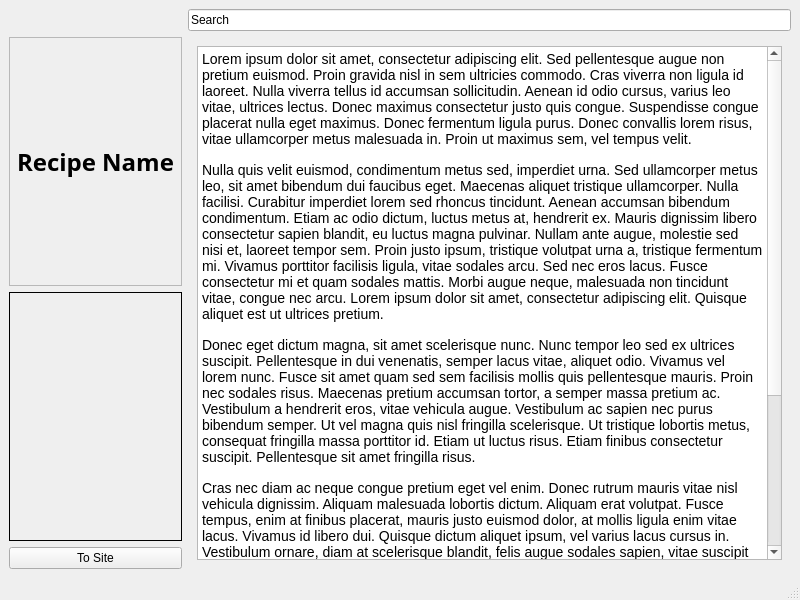
First picture: the form in mainwindow.ui, repository oakwoodwolf/CS4076_project, before the edit.
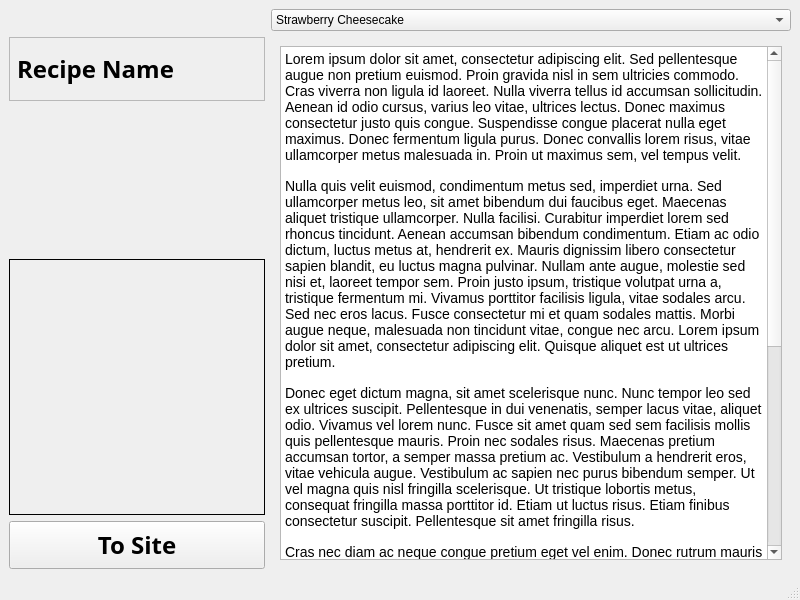
Second picture: the form after the edit. Icons and pictures are not drawn.

```diff
--- a/mainwindow.ui
+++ b/mainwindow.ui
@@ -16,14 +16,33 @@
   <widget class="QWidget" name="centralwidget">
    <layout class="QGridLayout" name="gridLayout_3">
     <item row="0" column="1">
-     <widget class="QLineEdit" name="lineEdit">
-      <property name="text">
-       <string>Search</string>
-      </property>
+     <widget class="QComboBox" name="comboBox">
+      <item>
+       <property name="text">
+        <string>Strawberry Cheesecake</string>
+       </property>
+      </item>
+      <item>
+       <property name="text">
+        <string>Peppermint Creams</string>
+       </property>
+      </item>
      </widget>
     </item>
-    <item row="1" column="0">
+    <item row="1" column="0" alignment="Qt::AlignLeft|Qt::AlignTop">
      <widget class="QLabel" name="recipeName">
+      <property name="minimumSize">
+       <size>
+        <width>256</width>
+        <height>64</height>
+       </size>
+      </property>
+      <property name="maximumSize">
+       <size>
+        <width>256</width>
+        <height>64</height>
+       </size>
+      </property>
       <property name="font">
        <font>
         <family>Arial Black</family>
@@ -42,6 +61,37 @@
       </property>
      </widget>
     </item>
+    <item row="2" column="0" alignment="Qt::AlignLeft|Qt::AlignVCenter">
+     <widget class="QLabel" name="recipeImage">
+      <property name="minimumSize">
+       <size>
+        <width>256</width>
+        <height>256</height>
+       </size>
+      </property>
+      <property name="maximumSize">
+       <size>
+        <width>256</width>
+        <height>256</height>
+       </size>
+      </property>
+      <property name="frameShape">
+       <enum>QFrame::Box</enum>
+      </property>
+      <property name="text">
+       <string/>
+      </property>
+      <property name="pixmap">
+       <pixmap resource="thumbnails.qrc">:/thumb/res/pics/strawberry-cheesecake-11.jpg</pixmap>
+      </property>
+      <property name="scaledContents">
+       <bool>true</bool>
+      </property>
+      <property name="alignment">
+       <set>Qt::AlignBottom|Qt::AlignLeading|Qt::AlignLeft</set>
+      </property>
+     </widget>
+    </item>
     <item row="1" column="1" rowspan="3">
      <widget class="QScrollArea" name="RecipeDesc">
       <property name="enabled">
@@ -73,7 +123,7 @@
         <rect>
          <x>0</x>
          <y>0</y>
-         <width>584</width>
+         <width>520</width>
          <height>511</height>
         </rect>
        </property>
@@ -100,18 +150,21 @@
       </widget>
      </widget>
     </item>
-    <item row="2" column="0">
-     <widget class="QLabel" name="recipeImage">
-      <property name="frameShape">
-       <enum>QFrame::Box</enum>
-      </property>
-      <property name="text">
-       <string/>
-      </property>
-     </widget>
-    </item>
     <item row="3" column="0">
      <widget class="QPushButton" name="pushButton">
+      <property name="minimumSize">
+       <size>
+        <width>0</width>
+        <height>48</height>
+       </size>
+      </property>
+      <property name="font">
+       <font>
+        <family>Segoe UI Semibold</family>
+        <pointsize>18</pointsize>
+        <bold>true</bold>
+       </font>
+      </property>
       <property name="text">
        <string>To Site</string>
       </property>
```
Left out of the diff: 4 changed lines with no effect on the pictures.
